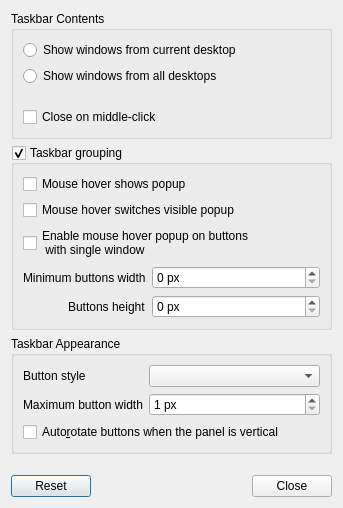
Above: plugin-taskbar/lxqttaskbarconfiguration.ui from lxqt/lxqt-panel before the change. Below: the same form after it.
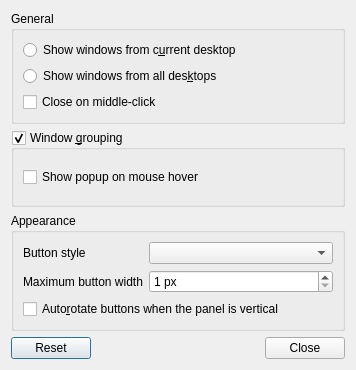
That is the form after the change.

Commit message: plugin-taskbar: refactor how we handle settings

```diff
--- a/plugin-taskbar/lxqttaskbarconfiguration.ui
+++ b/plugin-taskbar/lxqttaskbarconfiguration.ui
@@ -6,8 +6,8 @@
    <rect>
     <x>0</x>
     <y>0</y>
-    <width>343</width>
-    <height>501</height>
+    <width>356</width>
+    <height>370</height>
    </rect>
   </property>
   <property name="windowTitle">
@@ -17,13 +17,13 @@
    <item>
     <widget class="QGroupBox" name="WLContentGB">
      <property name="title">
-      <string>Taskbar Contents</string>
+      <string>General</string>
      </property>
      <layout class="QVBoxLayout" name="verticalLayout_2">
       <item>
        <widget class="QRadioButton" name="fCurrentDesktopRB">
         <property name="text">
-         <string>Show windows from current desktop</string>
+         <string>Show windows from c&amp;urrent desktop</string>
         </property>
         <attribute name="buttonGroup">
          <string notr="true">wlcB</string>
@@ -33,26 +33,13 @@
       <item>
        <widget class="QRadioButton" name="fAllDesktopsCB">
         <property name="text">
-         <string>Show windows from all desktops</string>
+         <string>Show windows from all des&amp;ktops</string>
         </property>
         <attribute name="buttonGroup">
          <string notr="true">wlcB</string>
         </attribute>
        </widget>
       </item>
-      <item>
-       <spacer name="verticalSpacer1">
-        <property name="orientation">
-         <enum>Qt::Horizontal</enum>
-        </property>
-        <property name="sizeHint" stdset="0">
-         <size>
-          <width>20</width>
-          <height>15</height>
-         </size>
-        </property>
-       </spacer>
-      </item>
       <item>
        <widget class="QCheckBox" name="middleClickCB">
         <property name="text">
@@ -66,7 +53,7 @@
    <item>
     <widget class="QGroupBox" name="groupingGB">
      <property name="title">
-      <string>Taskbar grouping</string>
+      <string>Window &amp;grouping</string>
      </property>
      <property name="checkable">
       <bool>true</bool>
@@ -75,76 +62,17 @@
       <item>
        <widget class="QCheckBox" name="hoverActivateCB">
         <property name="text">
-         <string>Mouse hover shows popup</string>
+         <string>Show popup on mouse hover </string>
         </property>
        </widget>
       </item>
-      <item>
-       <widget class="QCheckBox" name="hoverSwitchCB">
-        <property name="text">
-         <string>Mouse hover switches visible popup</string>
-        </property>
-       </widget>
-      </item>
-      <item>
-       <widget class="QCheckBox" name="hoverSingleCB">
-        <property name="text">
-         <string>Enable mouse hover popup on buttons
- with single window</string>
-        </property>
-       </widget>
-      </item>
-      <item>
-       <layout class="QFormLayout" name="formLayout_2">
-        <property name="fieldGrowthPolicy">
-         <enum>QFormLayout::AllNonFixedFieldsGrow</enum>
-        </property>
-        <property name="labelAlignment">
-         <set>Qt::AlignRight|Qt::AlignTrailing|Qt::AlignVCenter</set>
-        </property>
-        <item row="0" column="0">
-         <widget class="QLabel" name="label">
-          <property name="text">
-           <string>Minimum buttons width</string>
-          </property>
-         </widget>
-        </item>
-        <item row="1" column="0">
-         <widget class="QLabel" name="label_2">
-          <property name="text">
-           <string>Buttons height</string>
-          </property>
-         </widget>
-        </item>
-        <item row="0" column="1">
-         <widget class="QSpinBox" name="widthSB">
-          <property name="suffix">
-           <string> px</string>
-          </property>
-          <property name="maximum">
-           <number>100000000</number>
-          </property>
-         </widget>
-        </item>
-        <item row="1" column="1">
-         <widget class="QSpinBox" name="heightSB">
-          <property name="suffix">
-           <string> px</string>
-          </property>
-          <property name="maximum">
-           <number>1000000000</number>
-          </property>
-         </widget>
-        </item>
-       </layout>
-      </item>
      </layout>
     </widget>
    </item>
    <item>
     <widget class="QGroupBox" name="WLApperanceGB">
      <property name="title">
-      <string>Taskbar Appearance</string>
+      <string>Appearance</string>
      </property>
      <layout class="QFormLayout" name="formLayout">
       <property name="fieldGrowthPolicy">
@@ -196,19 +124,6 @@
      </layout>
     </widget>
    </item>
-   <item>
-    <spacer name="verticalSpacer2">
-     <property name="orientation">
-      <enum>Qt::Horizontal</enum>
-     </property>
-     <property name="sizeHint" stdset="0">
-      <size>
-       <width>20</width>
-       <height>15</height>
-      </size>
-     </property>
-    </spacer>
-   </item>
    <item>
     <widget class="QDialogButtonBox" name="buttons">
      <property name="orientation">
```
Left out of the diff: 32 changed lines with no effect on the pictures. The commit also changes 6 other files.
